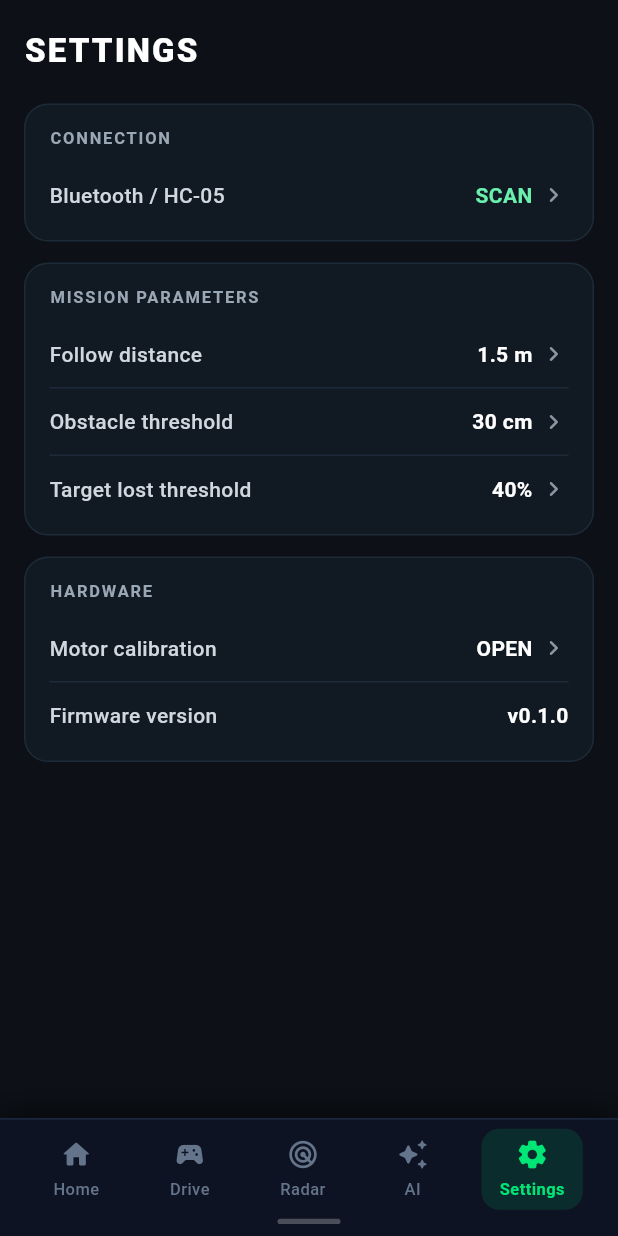
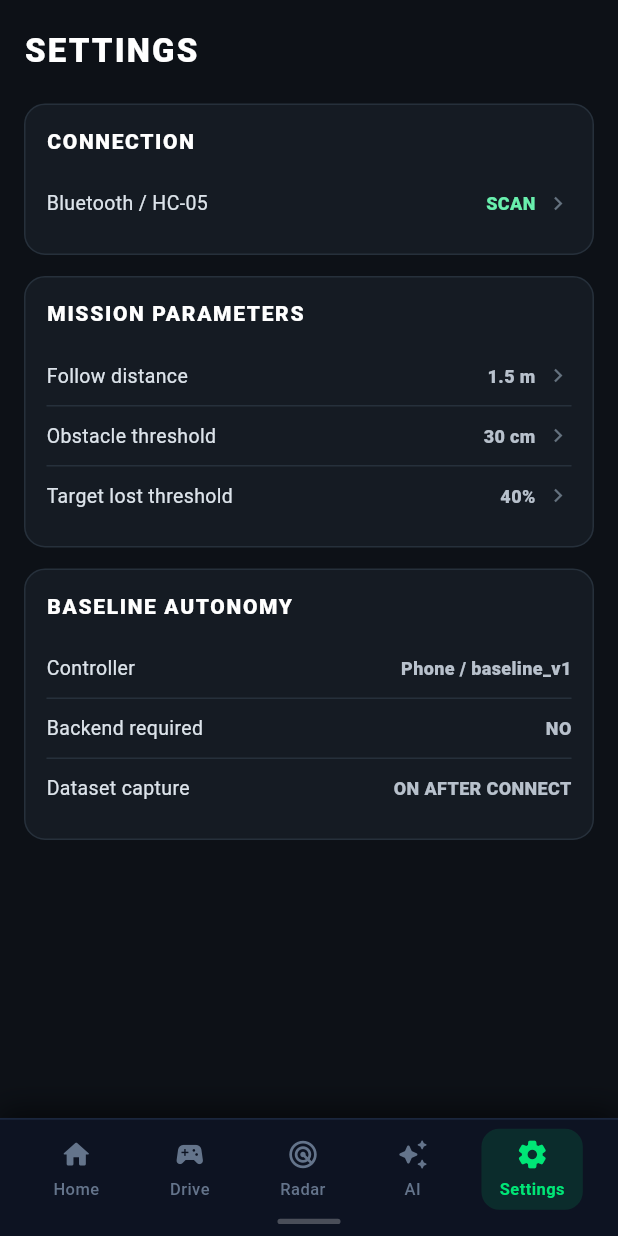
Before and after one commit to D-engahmed/rover_link, a Flutter app: the SettingsScreen screen opened directly with empty values, on a phone screen of 412 x 824 dp. Run offline on Flutter 3.47's test engine with Material 3 defaults, Android fonts, the phone set to English and light mode, and no system bars; missing offline and left inert: flutter_classic_bluetooth.

Commit message:
feat(app): start offline baseline after Bluetooth connection

```diff
--- a/rover_link1/lib/screens/settings_screen.dart
+++ b/rover_link1/lib/screens/settings_screen.dart
@@ -1,25 +1,26 @@
-
 import 'package:flutter/material.dart';
 import 'package:flutter_classic_bluetooth/flutter_classic_bluetooth.dart';
 
 import '../widgets/rover_bottom_nav.dart';
 import '../services/bluetooth_service.dart';
+
 class SettingsScreen extends StatefulWidget {
   final ValueChanged<int>? onNavTap;
   final BluetoothService bluetoothService;
+  final Future<void> Function()? onConnected;
 
   const SettingsScreen({
     super.key,
     this.onNavTap,
     required this.bluetoothService,
+    this.onConnected,
   });
+
   @override
   State<SettingsScreen> createState() => _SettingsScreenState();
 }
 
 class _SettingsScreenState extends State<SettingsScreen> {
-
-
   bool isScanning = false;
   bool isConnected = false;
   List<BtcDevice> devices = [];
@@ -29,27 +30,18 @@ class _SettingsScreenState extends State<SettingsScreen> {
       isScanning = true;
       devices = [];
     });
-
     try {
       final result = await widget.bluetoothService.scanDevices();
-
       if (!mounted) return;
-
       setState(() {
         devices = result;
         isScanning = false;
       });
     } catch (e) {
       if (!mounted) return;
-
-      setState(() {
-        isScanning = false;
-      });
-
+      setState(() => isScanning = false);
       ScaffoldMessenger.of(context).showSnackBar(
-        SnackBar(
-          content: Text('Bluetooth scan failed: $e'),
-        ),
+        SnackBar(content: Text('Bluetooth scan failed: $e')),
       );
     }
   }
@@ -58,27 +50,16 @@ class _SettingsScreenState extends State<SettingsScreen> {
     try {
       await widget.bluetoothService.connectToDevice(device.address);
       if (!mounted) return;
-
-setState(() {
-  isConnected = true;
-});
-
-
-
+      setState(() => isConnected = true);
+      await widget.onConnected?.call();
+      if (!mounted) return;
       ScaffoldMessenger.of(context).showSnackBar(
-        SnackBar(
-          content: Text(
-            'Connected to ${device.name ?? 'Bluetooth device'}',
-          ),
-        ),
+        SnackBar(content: Text('Connected to ${device.name ?? 'Bluetooth device'}')),
       );
     } catch (e) {
       if (!mounted) return;
-
       ScaffoldMessenger.of(context).showSnackBar(
-        SnackBar(
-          content: Text('Connection failed: $e'),
-        ),
+        SnackBar(content: Text('Connection failed: $e')),
       );
     }
   }
@@ -87,16 +68,12 @@ setState(() {
   Widget build(BuildContext context) {
     return Scaffold(
       backgroundColor: const Color(0xFF0D1117),
-
       body: SafeArea(
         child: SingleChildScrollView(
           padding: const EdgeInsets.fromLTRB(16, 18, 16, 20),
-
           child: Column(
             crossAxisAlignment: CrossAxisAlignment.start,
-
             children: [
-              // PAGE TITLE
               const Text(
                 'SETTINGS',
                 style: TextStyle(
@@ -106,13 +83,9 @@ setState(() {
                   letterSpacing: 1.4,
                 ),
               ),
-
               const SizedBox(height: 20),
-
-              // CONNECTION
               _buildSectionCard(
                 title: 'CONNECTION',
-
                 children: [
                   _buildActionRow(
                     label: 'Bluetooth / HC-05',
@@ -121,76 +94,43 @@ setState(() {
                         : isConnected
                             ? 'CONNECTED'
                             : 'SCAN',
-
                     valueColor: isScanning
                         ? const Color(0xFFFFC857)
                         : const Color(0xFF69F0AE),
-
                     showChevron: true,
-
-                    onTap: isScanning
-                        ? null
-                        : _scanBluetoothDevices,
+                    onTap: isScanning ? null : _scanBluetoothDevices,
                   ),
-
                   if (devices.isNotEmpty) ...[
                     const SizedBox(height: 8),
-
                     ...devices.map(
                       (device) => InkWell(
                         onTap: () => _connectToDevice(device),
-
                         borderRadius: BorderRadius.circular(10),
-
                         child: Padding(
                           padding: const EdgeInsets.only(bottom: 8),
-
                           child: Container(
                             width: double.infinity,
-
                             padding: const EdgeInsets.all(12),
-
                             decoration: BoxDecoration(
                               color: const Color(0xFF0D1117),
                               borderRadius: BorderRadius.circular(10),
                             ),
-
                             child: Row(
                               children: [
-                                const Icon(
-                                  Icons.bluetooth,
-                                  color: Color(0xFF69F0AE),
-                                  size: 20,
-                                ),
-
+                                const Icon(Icons.bluetooth, color: Color(0xFF69F0AE), size: 20),
                                 const SizedBox(width: 10),
-
                                 Expanded(
                                   child: Column(
-                                    crossAxisAlignment:
-                                        CrossAxisAlignment.start,
-
+                                    crossAxisAlignment: CrossAxisAlignment.start,
                                     children: [
                                       Text(
-                                        device.name ??
-                                            'Unknown Device',
-
-                                        style: const TextStyle(
-                                          color: Colors.white,
-                                          fontSize: 14,
-                                          fontWeight: FontWeight.w700,
+                                        device.name ?? 'Unknown Device',
+                                        style: const TextStyle(color: Colors.white, fontSize: 14, fontWeight: FontWeight.w700),
                                       ),
-                                      ),
-
                                       const SizedBox(height: 3),
-
                                       Text(
                                         device.address,
-
-                                        style: const TextStyle(
-                                          color: Color(0xFF8A96A3),
-                                          fontSize: 11,
-                                        ),
+                                        style: const TextStyle(color: Color(0xFF8A96A3), fontSize: 11),
                                       ),
                                     ],
                                   ),
@@ -204,113 +144,53 @@ setState(() {
                   ],
                 ],
               ),
-
               const SizedBox(height: 14),
-
-              // MISSION PARAMETERS
               _buildSectionCard(
                 title: 'MISSION PARAMETERS',
-
                 children: [
-                  _buildActionRow(
-                    label: 'Follow distance',
-                    value: '1.5 m',
-                    showChevron: true,
-                  ),
-
+                  _buildActionRow(label: 'Follow distance', value: '1.5 m', showChevron: true),
                   _buildDivider(),
-
-                  _buildActionRow(
-                    label: 'Obstacle threshold',
-                    value: '30 cm',
-                    showChevron: true,
-                  ),
-
+                  _buildActionRow(label: 'Obstacle threshold', value: '30 cm', showChevron: true),
                   _buildDivider(),
-
-                  _buildActionRow(
-                    label: 'Target lost threshold',
-                    value: '40%',
-                    showChevron: true,
-                  ),
+                  _buildActionRow(label: 'Target lost threshold', value: '40%', showChevron: true),
                 ],
               ),
-
               const SizedBox(height: 14),
-
-              // HARDWARE
               _buildSectionCard(
-                title: 'HARDWARE',
-
+                title: 'BASELINE AUTONOMY',
                 children: [
-                  _buildActionRow(
-                    label: 'Motor calibration',
-                    value: 'OPEN',
-                    showChevron: true,
-                  ),
-
+                  _buildActionRow(label: 'Controller', value: 'Phone / baseline_v1', showChevron: false),
                   _buildDivider(),
-
-                  _buildActionRow(
-                    label: 'Firmware version',
-                    value: 'v0.1.0',
-                    showChevron: false,
-                  ),
+                  _buildActionRow(label: 'Backend required', value: 'NO', showChevron: false),
+                  _buildDivider(),
+                  _buildActionRow(label: 'Dataset capture', value: 'ON AFTER CONNECT', showChevron: false),
                 ],
               ),
+              const SizedBox(height: 90),
             ],
           ),
         ),
       ),
-
-      // SETTINGS = INDEX 4
-      bottomNavigationBar: RoverBottomNav(
-        currentIndex: 4,
-        onTap: widget.onNavTap,
-      ),
+      bottomNavigationBar: RoverBottomNav(currentIndex: 4, onTap: widget.onNavTap),
     );
   }
 
-  Widget _buildSectionCard({
-    required String title,
-    required List<Widget> children,
-  }) {
+  Widget _buildSectionCard({required String title, required List<Widget> children}) {
     return Container(
       width: double.infinity,
-
+      padding: const EdgeInsets.all(14),
       decoration: BoxDecoration(
-        color: const Color(0xFF111923),
-        borderRadius: BorderRadius.circular(16),
-
-        border: Border.all(
-          color: const Color(0xFF1D2A38),
-          width: 1,
+        color: const Color(0xFF151B23),
+        borderRadius: BorderRadius.circular(14),
+        border: Border.all(color: const Color(0xFF26303B)),
       ),
-      ),
-
-      child: Padding(
-        padding: const EdgeInsets.fromLTRB(16, 14, 16, 8),
-
       child: Column(
         crossAxisAlignment: CrossAxisAlignment.start,
-
         children: [
-            Text(
-              title,
-
-              style: const TextStyle(
-                color: Color(0xFF9AA7B5),
-                fontSize: 11,
-                fontWeight: FontWeight.w700,
-                letterSpacing: 1.2,
-              ),
-            ),
-
-            const SizedBox(height: 8),
-
+          Text(title, style: const TextStyle(color: Colors.white, fontWeight: FontWeight.w900, letterSpacing: 1.1)),
+          const SizedBox(height: 12),
           ...children,
         ],
-        ),
       ),
     );
   }
@@ -318,64 +198,25 @@ setState(() {
   Widget _buildActionRow({
     required String label,
     required String value,
-    required bool showChevron,
-
-    Color valueColor = Colors.white,
-
+    bool showChevron = false,
+    Color valueColor = const Color(0xFFB8C1CC),
     VoidCallback? onTap,
   }) {
-    return Padding(
-      padding: const EdgeInsets.symmetric(vertical: 12),
-
-      child: InkWell(
+    return InkWell(
       onTap: onTap,
-
       borderRadius: BorderRadius.circular(8),
-
+      child: Padding(
+        padding: const EdgeInsets.symmetric(vertical: 10),
         child: Row(
           children: [
-            Expanded(
-              child: Text(
-                label,
-
-                style: const TextStyle(
-                  color: Color(0xFFD1D7DE),
-                  fontSize: 14,
-                  fontWeight: FontWeight.w500,
-                ),
-              ),
-            ),
-
-            Text(
-              value,
-
-              style: TextStyle(
-                color: valueColor,
-                fontSize: 14,
-                fontWeight: FontWeight.w700,
-              ),
-            ),
-
-            if (showChevron) ...[
-              const SizedBox(width: 4),
-
-              const Icon(
-                Icons.chevron_right_rounded,
-                color: Color(0xFF8A96A3),
-                size: 20,
-              ),
-            ],
+            Expanded(child: Text(label, style: const TextStyle(color: Color(0xFFDCE3EA), fontSize: 13))),
+            Text(value, style: TextStyle(color: valueColor, fontSize: 12, fontWeight: FontWeight.w800)),
+            if (showChevron) const Padding(padding: EdgeInsets.only(left: 6), child: Icon(Icons.chevron_right, color: Color(0xFF64717E), size: 18)),
           ],
         ),
       ),
     );
   }
 
-  Widget _buildDivider() {
-    return const Divider(
-      height: 1,
-      thickness: 1,
-      color: Color(0xFF1D2A38),
-    );
+  Widget _buildDivider() => const Divider(color: Color(0xFF26303B), height: 1);
 }
-}
```
Lines whose indentation alone changed are shown as unchanged.
